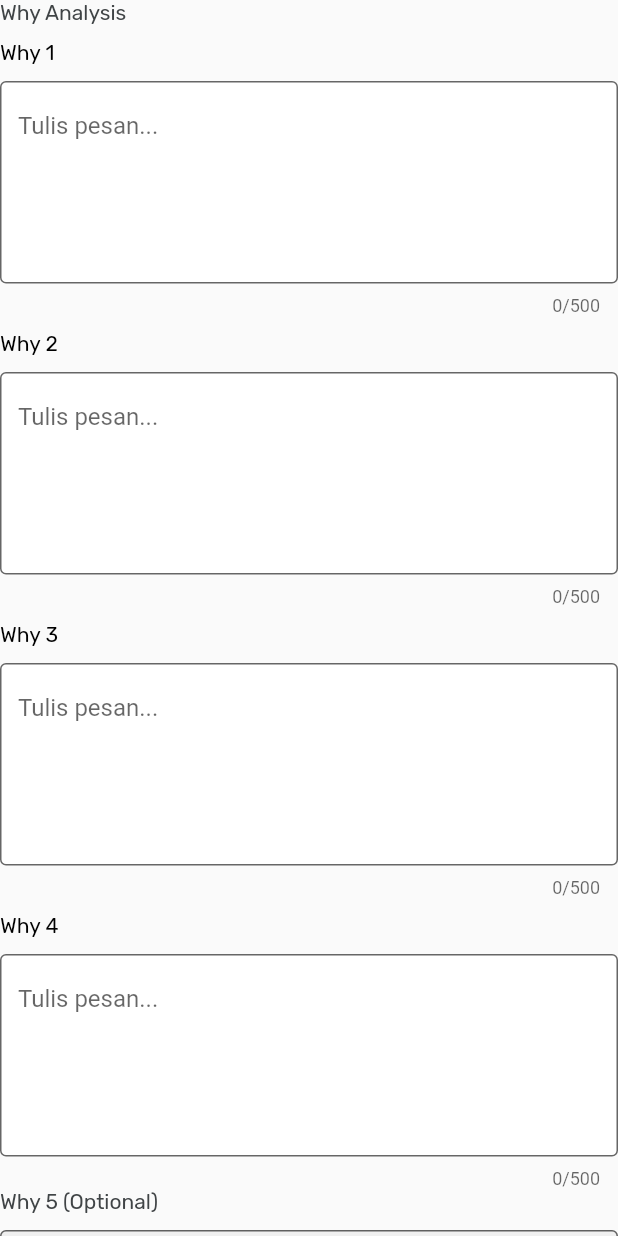
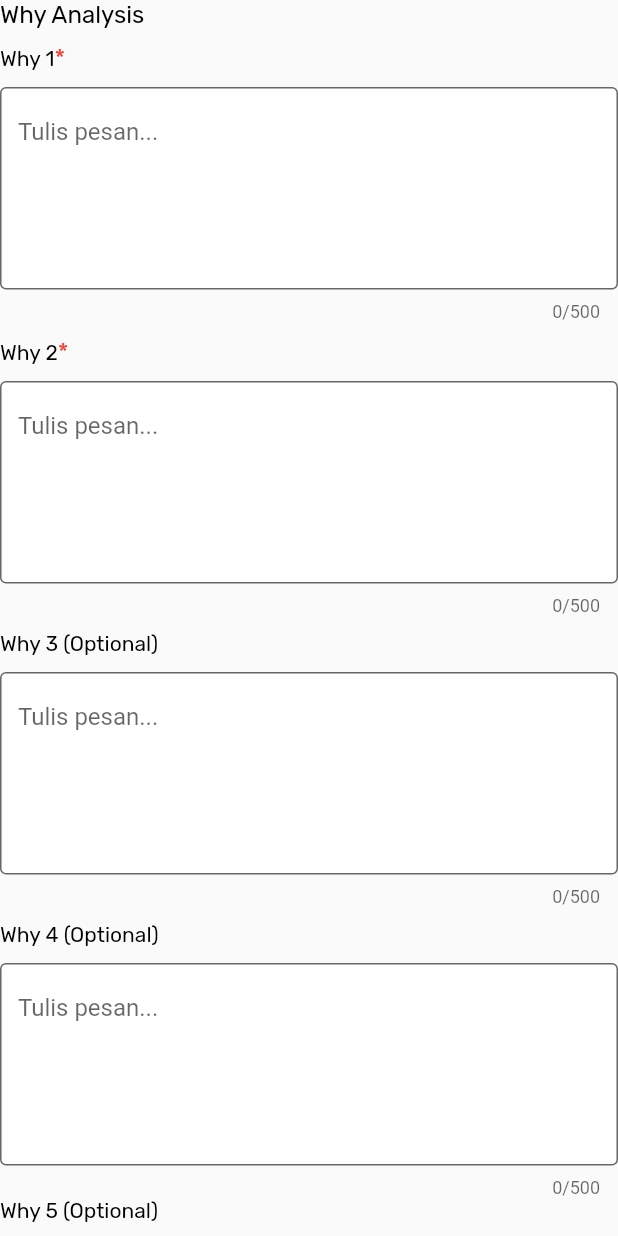
Before and after one commit to RDLMobileDev/clone_ecm, a Flutter app: the StepFillTiga widget shown alone on an empty page, opened directly, on a phone screen of 412 x 824 dp. Run offline on Flutter 3.47's test engine with Material 2 defaults, Android fonts, the phone set to English and light mode, and no system bars; our stand-ins replace currency_text_input_formatter, firebase_core, firebase_messaging, flutter_local_notifications, flutter_switch, fluttertoast and 6 more; missing offline and left inert: date_time_format, platform_device_id; accounts and stored records are empty; network calls fail.

Commit message:
commit  edit step 3

```diff
--- a/lib/homepage/home/fillnew/stepfillnew/stepfilltiga.dart
+++ b/lib/homepage/home/fillnew/stepfillnew/stepfilltiga.dart
@@ -118,7 +118,7 @@ class _StepFillTigaState extends State<StepFillTiga> {
     print(why1);
 
     try {
-      if (why1.isNotEmpty && why2.isNotEmpty && how.isNotEmpty) {
+      if (why1.isNotEmpty && why2.isNotEmpty) {
         var result = await fillNewTiga(
             why1, why2, why3, why4, why5, how, ecmId, tokenUser);
         print(result);
@@ -159,7 +159,7 @@ class _StepFillTigaState extends State<StepFillTiga> {
     String? why4 = prefs.getString("why4");
     String? howC = prefs.getString("howC");
 
-    if (why1 != null && why2 != null && howC != null) {
+    if (why1 != null && why2 != null) {
       why1Controller = TextEditingController(text: why1);
       why2Controller = TextEditingController(text: why2);
       why3Controller = TextEditingController(text: why3);
@@ -189,8 +189,8 @@ class _StepFillTigaState extends State<StepFillTiga> {
                 text: why_analysis,
                 style: TextStyle(
                     fontFamily: 'Rubik',
-                    color: Color(0xFF404446),
-                    fontSize: 14,
+                    color: Colors.black,
+                    fontSize: 16,
                     fontWeight: FontWeight.w400),
                 children: const <TextSpan>[],
               ),
@@ -209,7 +209,15 @@ class _StepFillTigaState extends State<StepFillTiga> {
                         color: Colors.black,
                         fontSize: 14,
                         fontWeight: FontWeight.w400),
-                    children: const <TextSpan>[],
+                    children: const <TextSpan>[
+                        TextSpan(
+                        text: '*',
+                        style: TextStyle(
+                            fontFamily: 'Rubik',
+                            fontSize: 16,
+                            color: Colors.red,
+                            fontWeight: FontWeight.w400)),
+                    ],
                   ),
                 ),
               ),
@@ -245,7 +253,15 @@ class _StepFillTigaState extends State<StepFillTiga> {
                         color: Colors.black,
                         fontSize: 14,
                         fontWeight: FontWeight.w400),
-                    children: const <TextSpan>[],
+                    children: const <TextSpan>[
+                        TextSpan(
+                        text: '*',
+                        style: TextStyle(
+                            fontFamily: 'Rubik',
+                            fontSize: 16,
+                            color: Colors.red,
+                            fontWeight: FontWeight.w400)),
+                    ],
                   ),
                 ),
               ),
@@ -275,7 +291,7 @@ class _StepFillTigaState extends State<StepFillTiga> {
                 margin: EdgeInsets.only(bottom: 10, top: 10),
                 child: RichText(
                   text: TextSpan(
-                    text: 'Why 3 ',
+                    text: 'Why 3 (Optional)',
                     style: TextStyle(
                         fontFamily: 'Rubik',
                         color: Colors.black,
@@ -309,7 +325,7 @@ class _StepFillTigaState extends State<StepFillTiga> {
               Container(
                 margin: EdgeInsets.only(bottom: 10, top: 10),
                 child: Text(
-                  'Why 4',
+                  'Why 4 (Optional)',
                   style: TextStyle(
                       color: Colors.black, fontFamily: 'Rubik', fontSize: 14),
                 ),
@@ -339,7 +355,7 @@ class _StepFillTigaState extends State<StepFillTiga> {
                 text: "Why 5 (Optional)",
                 style: TextStyle(
                     fontFamily: 'Rubik',
-                    color: Color(0xFF404446),
+                    color: Colors.black,
                     fontSize: 14,
                     fontWeight: FontWeight.w400),
 
```
